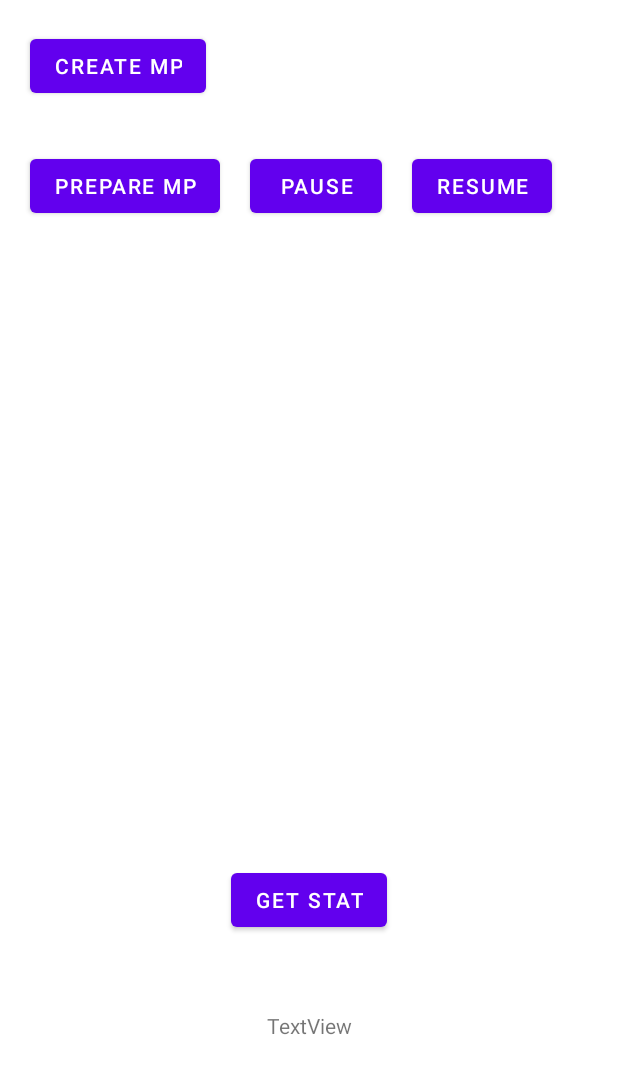
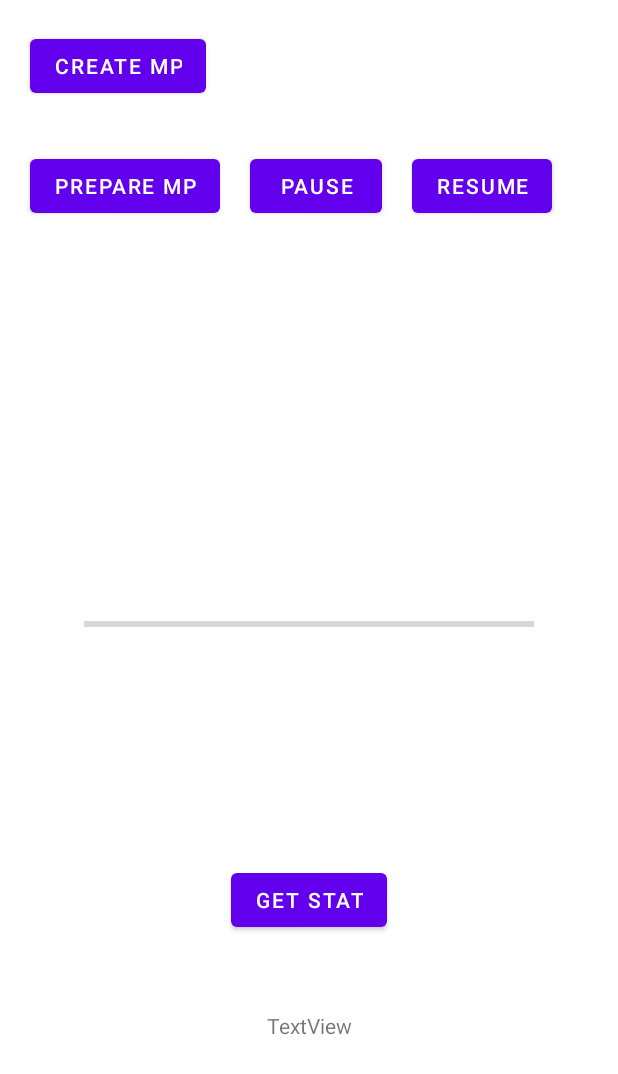
Before and after one commit to GMKEnd/MediaPlayerTest, an Android app: the screen it shows after launch (MainActivity), on a phone screen of 412 x 824 dp. Shown: the top 1074 px of the screen. Run offline under Robolectric (Android 15) with nearby library versions, the phone set to English and light mode, and no system bars.

Commit message:
新增：进度条

```diff
--- a/app/src/main/java/com/example/mediaplayertest/MainActivity.kt
+++ b/app/src/main/java/com/example/mediaplayertest/MainActivity.kt
@@ -11,14 +11,25 @@ import android.os.Environment
 import android.os.Handler
 import android.os.IBinder
 import android.widget.Button
+import android.widget.ProgressBar
 import android.widget.TextView
 import androidx.appcompat.app.AppCompatActivity
 import com.example.mediaplayertest.MusicService.MyBinder
 import java.io.File
+import java.util.Timer
+import java.util.TimerTask
 
 class MainActivity : AppCompatActivity() {
 
     private var mPlayer = MediaPlayer()
+
+    private var mBar: ProgressBar? = null
+
+    private var mTimer: Timer? = null
+
+    private var mTimerTask: TimerTask? = null
+
+    private var mText: TextView? = null
 
     override fun onCreate(savedInstanceState: Bundle?) {
         super.onCreate(savedInstanceState)
@@ -44,17 +55,41 @@ class MainActivity : AppCompatActivity() {
             doResume()
         }
 
-        val text: TextView = findViewById(R.id.play_status)
-        val getStatusBtn: Button = findViewById(R.id.status)
-        getStatusBtn.setOnClickListener {
-            text.text = MediaPlayerUtil.getStatus()
-        }
+        mBar = findViewById(R.id.progressBar)
+
+//        val text: TextView = findViewById(R.id.play_status)
+//        val getStatusBtn: Button = findViewById(R.id.status)
+//        getStatusBtn.setOnClickListener {
+//            text.text = MediaPlayerUtil.getStatus()
+//        }
     }
 
     private fun doCreate() {
         mPlayer = MediaPlayer()
         mPlayer = MediaPlayer.create(this, R.raw.testcut)
         mPlayer.start()
+        // bar stuff
+        mBar?.max = mPlayer.duration
+        if (mTimer != null) {
+            mTimer = null
+            mTimerTask = null
+        }
+        mTimer = Timer()
+
+//        ObjectAnimator.ofInt(mBar!!, "progress", 0, mBar?.max!!)
+//            .duration()
+//            .start()
+
+        mTimerTask = (object : TimerTask() {
+            override fun run() {
+                if (mPlayer.isPlaying) {
+                    runOnUiThread {
+                        mBar?.progress = mPlayer.currentPosition
+                    }
+                }
+            }
+        })
+        mTimer!!.schedule(mTimerTask, 0, 10)
     }
 
     private fun doPrepare() {
@@ -66,7 +101,7 @@ class MainActivity : AppCompatActivity() {
         } catch (e: Exception) {
             e.printStackTrace()
         }
-        mPlayer.setOnPreparedListener{
+        mPlayer.setOnPreparedListener {
             mPlayer.start()
         }
     }
--- a/app/src/main/res/layout/activity_main.xml
+++ b/app/src/main/res/layout/activity_main.xml
@@ -65,4 +65,17 @@
         app:layout_constraintEnd_toEndOf="parent"
         app:layout_constraintStart_toStartOf="parent"
         app:layout_constraintTop_toBottomOf="@+id/status" />
+
+    <ProgressBar
+        android:id="@+id/progressBar"
+        style="?android:attr/progressBarStyleHorizontal"
+        android:layout_width="300dp"
+        android:layout_height="wrap_content"
+        android:layout_marginBottom="400dp"
+        android:max="100"
+        android:progress="0"
+        app:layout_constraintBottom_toBottomOf="parent"
+        app:layout_constraintEnd_toEndOf="parent"
+        app:layout_constraintStart_toStartOf="parent" />
+
 </androidx.constraintlayout.widget.ConstraintLayout>
```
Also changed, not shown: 1 other file.
